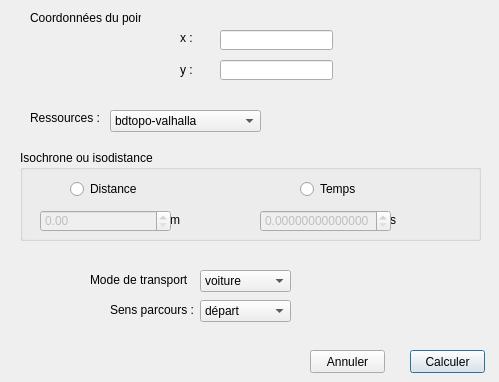
Above: Plugin_calcul_isochrone/calcul_isochrone_dialog_base.ui from Marcelanna/Projet_info_PPMD_QGIS_isochrone before the change. Below: the same form after it.
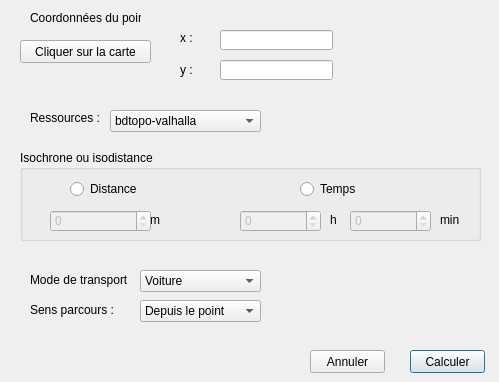
That is the form after the change.

Patch:
```diff
--- a/Plugin_calcul_isochrone/calcul_isochrone_dialog_base.ui
+++ b/Plugin_calcul_isochrone/calcul_isochrone_dialog_base.ui
@@ -32,15 +32,15 @@
   <widget class="QComboBox" name="modetransport">
    <property name="geometry">
     <rect>
-     <x>200</x>
+     <x>140</x>
      <y>270</y>
-     <width>91</width>
+     <width>121</width>
      <height>22</height>
     </rect>
    </property>
    <item>
     <property name="text">
-     <string>voiture</string>
+     <string>Voiture</string>
     </property>
    </item>
    <item>
@@ -111,7 +111,7 @@
   <widget class="QLabel" name="textmodetransport">
    <property name="geometry">
     <rect>
-     <x>90</x>
+     <x>30</x>
      <y>270</y>
      <width>101</width>
      <height>20</height>
@@ -124,7 +124,7 @@
   <widget class="QLabel" name="textsenparcours">
    <property name="geometry">
     <rect>
-     <x>110</x>
+     <x>30</x>
      <y>300</y>
      <width>101</width>
      <height>20</height>
@@ -137,15 +137,15 @@
   <widget class="QComboBox" name="sensparcours">
    <property name="geometry">
     <rect>
-     <x>200</x>
+     <x>140</x>
      <y>300</y>
-     <width>91</width>
+     <width>121</width>
      <height>22</height>
     </rect>
    </property>
    <item>
     <property name="text">
-     <string>départ</string>
+     <string>Depuis le point</string>
     </property>
    </item>
    <item>
@@ -220,7 +220,7 @@
    <widget class="QLabel" name="textm">
     <property name="geometry">
      <rect>
-      <x>150</x>
+      <x>130</x>
       <y>60</y>
       <width>21</width>
       <height>20</height>
@@ -246,14 +246,14 @@
    <widget class="QLabel" name="textm_2">
     <property name="geometry">
      <rect>
-      <x>370</x>
+      <x>420</x>
       <y>60</y>
       <width>21</width>
       <height>20</height>
      </rect>
     </property>
     <property name="text">
-     <string>s</string>
+     <string>min</string>
     </property>
    </widget>
    <widget class="QDoubleSpinBox" name="distance">
@@ -262,12 +262,18 @@
     </property>
     <property name="geometry">
      <rect>
-      <x>20</x>
+      <x>30</x>
       <y>60</y>
-      <width>131</width>
+      <width>101</width>
       <height>22</height>
      </rect>
     </property>
+    <property name="decimals">
+     <number>0</number>
+    </property>
+    <property name="maximum">
+     <double>99999999999.000000000000000</double>
+    </property>
    </widget>
    <widget class="QDoubleSpinBox" name="temps">
     <property name="enabled">
@@ -275,20 +281,55 @@
     </property>
     <property name="geometry">
      <rect>
-      <x>240</x>
+      <x>220</x>
       <y>60</y>
-      <width>131</width>
+      <width>81</width>
       <height>22</height>
      </rect>
     </property>
     <property name="decimals">
-     <number>14</number>
+     <number>0</number>
     </property>
     <property name="maximum">
-     <double>82.989999999999995</double>
+     <double>59.000000000000000</double>
     </property>
     <property name="singleStep">
-     <double>0.000000000000000</double>
+     <double>1.000000000000000</double>
+    </property>
+   </widget>
+   <widget class="QDoubleSpinBox" name="temps_min">
+    <property name="enabled">
+     <bool>false</bool>
+    </property>
+    <property name="geometry">
+     <rect>
+      <x>330</x>
+      <y>60</y>
+      <width>81</width>
+      <height>22</height>
+     </rect>
+    </property>
+    <property name="decimals">
+     <number>0</number>
+    </property>
+    <property name="maximum">
+     <double>59.000000000000000</double>
+    </property>
+    <property name="singleStep">
+     <double>1.000000000000000</double>
+    </property>
+   </widget>
+   <widget class="QLabel" name="texth">
+    <property name="geometry">
+     <rect>
+      <x>310</x>
+      <y>60</y>
+      <width>21</width>
+      <height>20</height>
+     </rect>
+    </property>
+    <property name="text">
+     <string>h</string>
     </property>
    </widget>
   </widget>
@@ -305,6 +346,19 @@
     <string>Annuler</string>
    </property>
   </widget>
+  <widget class="QPushButton" name="Cliquer_carte">
+   <property name="geometry">
+    <rect>
+     <x>20</x>
+     <y>40</y>
+     <width>131</width>
+     <height>23</height>
+    </rect>
+   </property>
+   <property name="text">
+    <string>Cliquer sur la carte</string>
+   </property>
+  </widget>
  </widget>
  <resources/>
  <connections>
```
Left out of the diff: 119 changed lines with no effect on the pictures.
